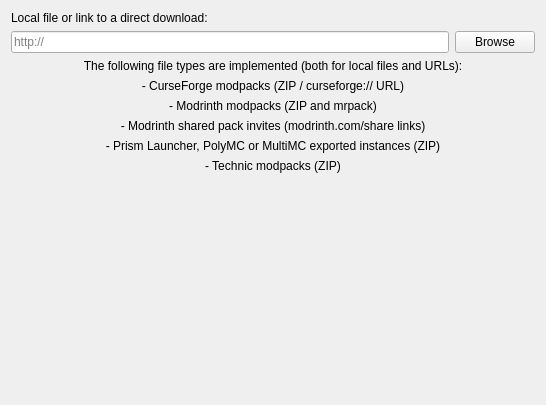
The window that launcher/ui/pages/modplatform/ImportPage.ui (Portal-Launcher/PortalLauncher) describes before a commit, drawn with Qt 5.
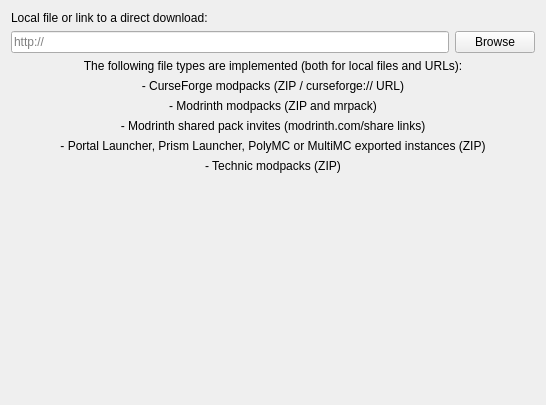
The same window after the commit.

Commit message: Finish the Portal rebrand: fix leftover Prism strings and URLs, retire the old news feed, mask the Modrinth token

Patch:
```diff
--- a/launcher/ui/pages/modplatform/ImportPage.ui
+++ b/launcher/ui/pages/modplatform/ImportPage.ui
@@ -70,7 +70,7 @@
      <item>
       <widget class="QLabel" name="label_2">
        <property name="text">
-        <string>- Prism Launcher, PolyMC or MultiMC exported instances (ZIP)</string>
+        <string>- Portal Launcher, Prism Launcher, PolyMC or MultiMC exported instances (ZIP)</string>
        </property>
        <property name="alignment">
         <set>Qt::AlignCenter</set>
```
The commit also changes 8 other files.
